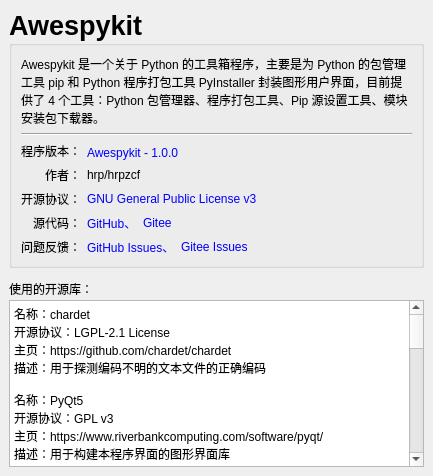
Before: the Qt Designer form src/awespykit/ui/about_window.ui in hrpzcf/AwesomePyKit, drawn with Qt 5.
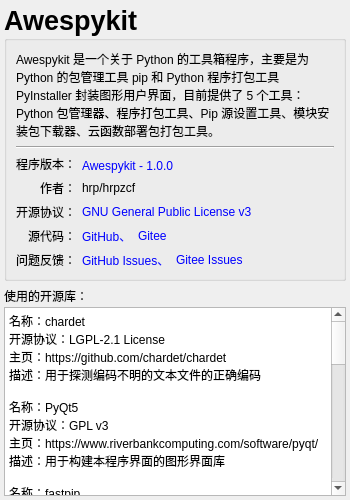
After: the same form once the commit is applied.

Commit message: 更新 pyproject.toml 和“关于”窗口中对于程序的描述

Diff of the .ui file:
```diff
--- a/src/awespykit/ui/about_window.ui
+++ b/src/awespykit/ui/about_window.ui
@@ -9,8 +9,8 @@
    <rect>
     <x>0</x>
     <y>0</y>
-    <width>433</width>
-    <height>476</height>
+    <width>350</width>
+    <height>500</height>
    </rect>
   </property>
   <property name="font">
@@ -26,8 +26,17 @@
   </property>
   <widget class="QWidget" name="centralwidget">
    <layout class="QVBoxLayout" name="verticalLayout_3">
-    <property name="spacing">
-     <number>12</number>
+    <property name="leftMargin">
+     <number>4</number>
+    </property>
+    <property name="topMargin">
+     <number>4</number>
+    </property>
+    <property name="rightMargin">
+     <number>4</number>
+    </property>
+    <property name="bottomMargin">
+     <number>4</number>
     </property>
     <item>
      <widget class="QGroupBox" name="uiGroupBox_app_name">
@@ -54,7 +63,7 @@
           </font>
          </property>
          <property name="text">
-          <string>Awespykit 是一个关于 Python 的工具箱程序，主要是为 Python 的包管理工具 pip 和 Python 程序打包工具 PyInstaller 封装图形用户界面，目前提供了 4 个工具：Python 包管理器、程序打包工具、Pip 源设置工具、模块安装包下载器。</string>
+          <string>Awespykit 是一个关于 Python 的工具箱程序，主要是为 Python 的包管理工具 pip 和 Python 程序打包工具 PyInstaller 封装图形用户界面，目前提供了 5 个工具：Python 包管理器、程序打包工具、Pip 源设置工具、模块安装包下载器、云函数部署包打包工具。</string>
          </property>
          <property name="wordWrap">
           <bool>true</bool>
```
The commit also changes 2 other files.
